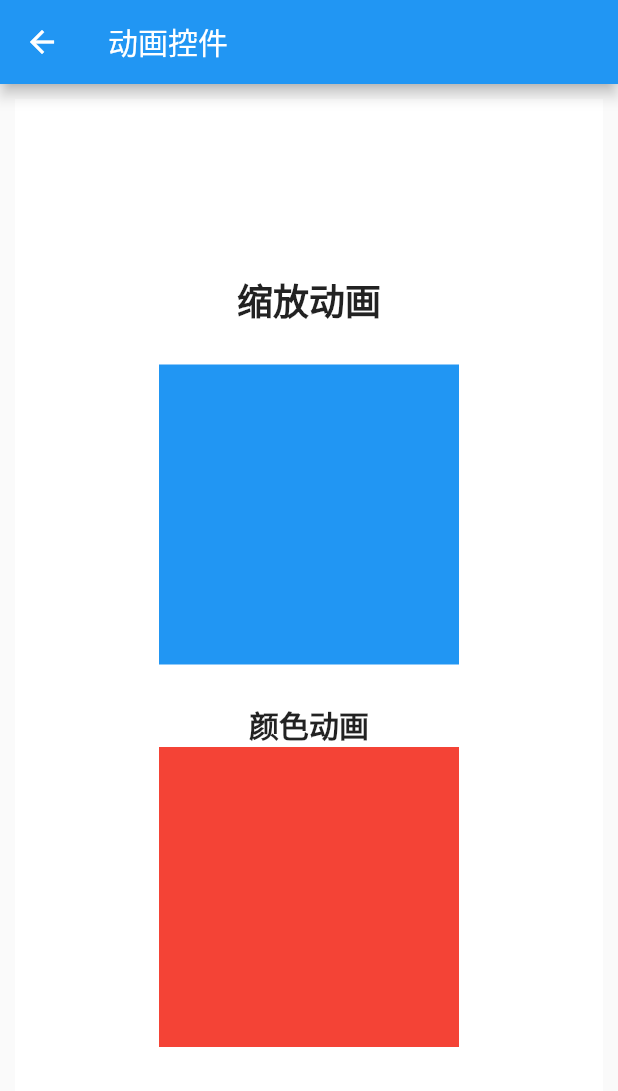
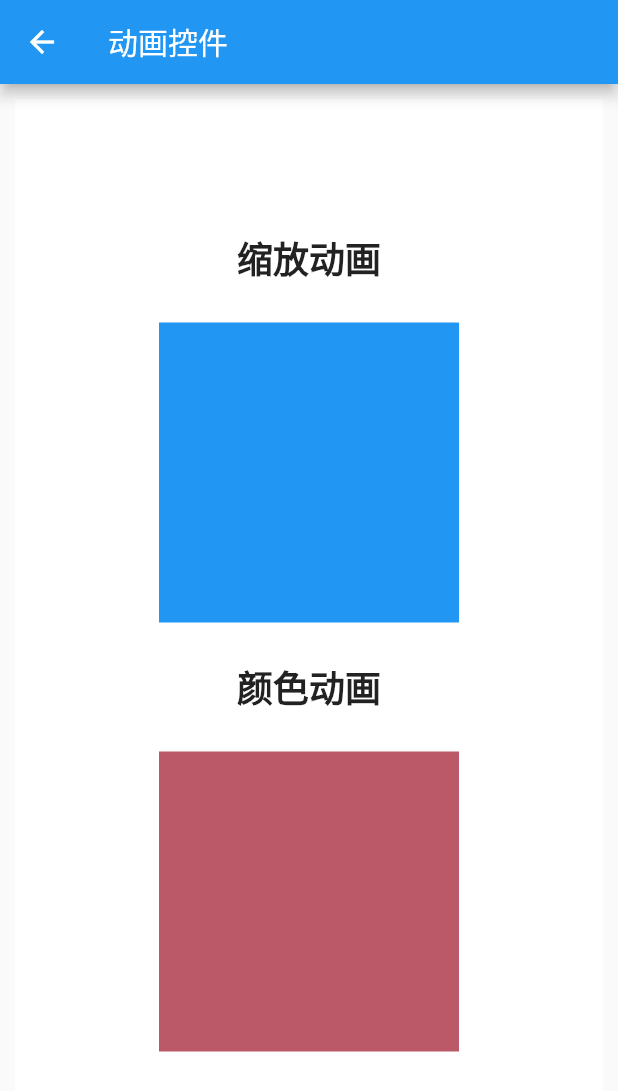
Before and after one commit to hao2008/flutter-demo, a Flutter app: the screen it shows after launch, after a tap on an icon or button, on a phone screen of 412 x 824 dp. Shown: the top 1091 px of the screen. Run offline on Flutter 3.47's test engine with Material 2 defaults, Android fonts, the phone set to English and light mode, and no system bars; missing offline and left inert: flutter_webview_plugin.

Commit message:
超简单的Flutter动画：颜色变换

```diff
--- a/widget_demo/lib/animation/AnimationWidget.dart
+++ b/widget_demo/lib/animation/AnimationWidget.dart
@@ -26,10 +26,10 @@ class AnimationWidget extends StatelessWidget {
           ),
           new Text(
             "颜色动画",
-            style: new TextStyle(fontSize: 20.0, fontWeight: FontWeight.bold),
+            style: new TextStyle(fontSize: 24.0, fontWeight: FontWeight.bold),
           ),
           new Container(
-            height: 200.0,
+            height: 250.0,
             child: new ColorAnimation(),
           )
         ],
--- a/widget_demo/lib/animation/ColorAnimation.dart
+++ b/widget_demo/lib/animation/ColorAnimation.dart
@@ -20,7 +20,7 @@ class _ColorAnimationState extends State<ColorAnimation>
     super.initState();
 
     _controller = new AnimationController(
-        vsync: this, duration: new Duration(milliseconds: 1000));
+        vsync: this, duration: new Duration(milliseconds: 1500));
     _animation =
         new ColorTween(begin: Colors.blue, end: Colors.red).animate(_controller)
           ..addListener(() {
```
Also changed, not shown: 1 other file.
